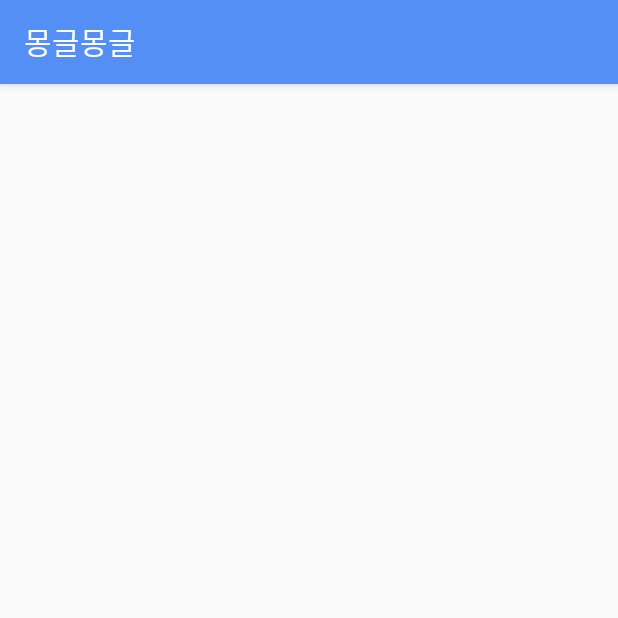
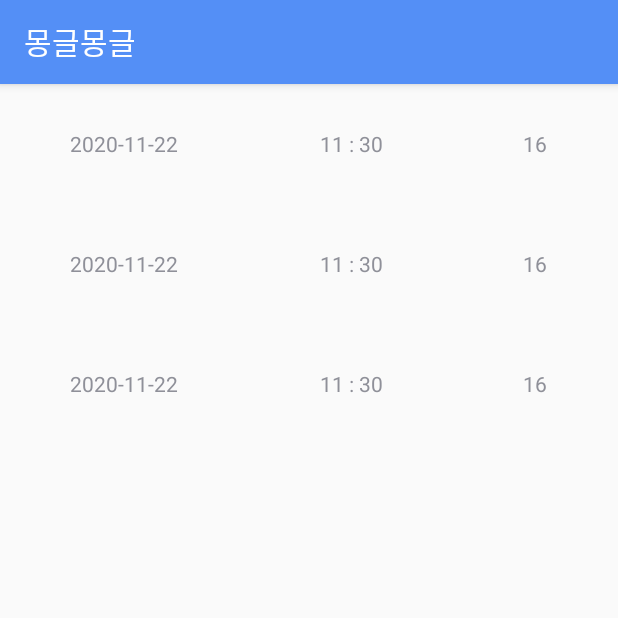
Before and after one commit to Hotteock3388/Reserve-Bath-App, an Android app: the screen it shows after launch (MainActivity), on a phone screen of 412 x 824 dp, the top half of it. Run offline under Robolectric (Android 15) with nearby library versions, the phone set to English and light mode, and no system bars; plain views replace FloatingActionButton, FloatingActionMenu.

Commit message:
[ Add ] ViewPager Adapter 생성

```diff
--- a/app/src/main/java/com/example/reserve_bath_app/DataClass.kt
+++ b/app/src/main/java/com/example/reserve_bath_app/DataClass.kt
@@ -3,10 +3,10 @@ package com.example.reserve_bath_app
 import java.time.LocalDate
 
 data class ReserveData(
-    var date : LocalDate,
-    var hour : String,
-    var minute : String,
-    var temp : Int
+    var date : LocalDate = LocalDate.now(),
+    var hour : String = "",
+    var minute : String = "",
+    var temp : Int = 0
     )
 
 data class SelectData(
--- a/app/src/main/java/com/example/reserve_bath_app/MainActivity.kt
+++ b/app/src/main/java/com/example/reserve_bath_app/MainActivity.kt
@@ -7,6 +7,7 @@ import android.widget.AdapterView.OnItemClickListener
 import androidx.appcompat.app.AppCompatActivity
 import androidx.recyclerview.widget.RecyclerView
 import kotlinx.android.synthetic.main.activity_main.*
+import java.time.LocalDate
 
 class MainActivity : AppCompatActivity() {
 
@@ -18,7 +19,13 @@ class MainActivity : AppCompatActivity() {
 
         fabInit()
         RecyclerViewInit()
+        addReserveDatas()
+    }
 
+    private fun addReserveDatas() {
+        Singleton.reserveDataList.add(ReserveData(LocalDate.now(),"11", "30", 16))
+        Singleton.reserveDataList.add(ReserveData(LocalDate.now(),"11", "30", 16))
+        Singleton.reserveDataList.add(ReserveData(LocalDate.now(),"11", "30", 16))
     }
 
     private fun RecyclerViewInit() {
@@ -50,7 +57,7 @@ class MainActivity : AppCompatActivity() {
         }
 
         fab_ShowPreviousSettings.setOnClickListener {
-            startActivityForResult(Intent(this, ReserveStatusActivity::class.java), 100)
+            startActivityForResult(Intent(this, ViewPagerTestActivity::class.java), 100)
             overridePendingTransition(R.anim.rightin_activity, R.anim.not_move_activity)
         }
     }
--- a/app/src/main/java/com/example/reserve_bath_app/MyAdapter.kt
+++ b/app/src/main/java/com/example/reserve_bath_app/MyAdapter.kt
@@ -32,9 +32,9 @@ class MyViewHolder(itemView : View) : RecyclerView.ViewHolder(itemView) {
     val textViewTemper = itemView.findViewById<TextView>(R.id.textView_Temper)
     //View와 데이터를 연결시키는 함수
     fun bind(reserveData: ReserveData) {
-        //Glide 라이브러리를 사용해서 외부 링크를 ImageView에 넣을 수 있음
+
         textViewdate.text = reserveData.date.toString()
-        textViewTime.text = reserveData.time
+        textViewTime.text = "${reserveData.hour} : ${reserveData.minute}"
         textViewTemper.text = reserveData.temp.toString()
     }
 }
--- a/app/src/main/java/com/example/reserve_bath_app/ViewPagerTestActivity.kt
+++ b/app/src/main/java/com/example/reserve_bath_app/ViewPagerTestActivity.kt
@@ -10,6 +10,8 @@ class ViewPagerTestActivity : AppCompatActivity() {
         setContentView(R.layout.activity_view_pager_test)
 
 
-        viewPagerTest.adapter
+        viewPagerTest.adapter = ViewPagerAdapter(applicationContext)
+
+
     }
 }
--- a/app/src/main/res/layout/activity_view_pager_test.xml
+++ b/app/src/main/res/layout/activity_view_pager_test.xml
@@ -9,6 +9,8 @@
     <androidx.viewpager.widget.ViewPager
         android:id="@+id/viewPagerTest"
         android:layout_width="match_parent"
-        android:layout_height="match_parent"/>
+        android:layout_height="match_parent"
+        app:layout_constraintStart_toStartOf="parent"
+        app:layout_constraintTop_toTopOf="parent" />
 
 </androidx.constraintlayout.widget.ConstraintLayout>
```
Also changed, not shown: app/src/main/java/com/example/reserve_bath_app/NewReserveActivity.kt (+5 -5 lines), app/src/main/java/com/example/reserve_bath_app/ViewPagerAdapter.kt (added, +35 -0 lines).
